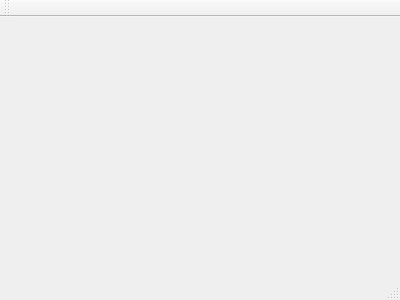
The window that AirMaster/mainwindow.ui (Shantom/CentralAirConditioner-AirMaster) describes before a commit, drawn with Qt 5.
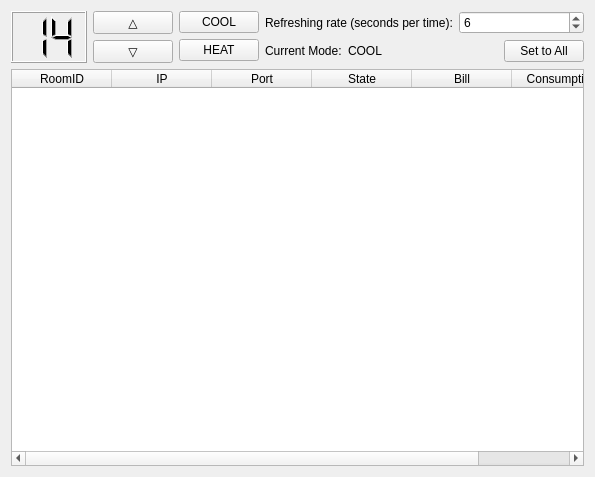
The same window after the commit.

The edit to the form file:
```diff
--- a/AirMaster/mainwindow.ui
+++ b/AirMaster/mainwindow.ui
@@ -1,24 +1,219 @@
 <ui version="4.0">
  <class>MainWindow</class>
- <widget class="QMainWindow" name="MainWindow" >
-  <property name="geometry" >
+ <widget class="QMainWindow" name="MainWindow">
+  <property name="geometry">
    <rect>
     <x>0</x>
     <y>0</y>
-    <width>400</width>
-    <height>300</height>
+    <width>595</width>
+    <height>477</height>
    </rect>
   </property>
   <property name="windowTitle" >
    <string>MainWindow</string>
   </property>
-  <widget class="QMenuBar" name="menuBar" />
-  <widget class="QToolBar" name="mainToolBar" />
-  <widget class="QWidget" name="centralWidget" />
-  <widget class="QStatusBar" name="statusBar" />
+  <widget class="QWidget" name="centralWidget">
+   <layout class="QGridLayout" name="gridLayout">
+    <item row="0" column="0">
+     <layout class="QHBoxLayout" name="horizontalLayout_2">
+      <item>
+       <layout class="QHBoxLayout" name="horizontalLayout">
+        <item>
+         <widget class="QLCDNumber" name="lcdNumber">
+          <property name="sizePolicy">
+           <sizepolicy hsizetype="Fixed" vsizetype="Minimum">
+            <horstretch>0</horstretch>
+            <verstretch>0</verstretch>
+           </sizepolicy>
+          </property>
+          <property name="minimumSize">
+           <size>
+            <width>76</width>
+            <height>0</height>
+           </size>
+          </property>
+          <property name="smallDecimalPoint">
+           <bool>false</bool>
+          </property>
+          <property name="digitCount">
+           <number>2</number>
+          </property>
+          <property name="segmentStyle">
+           <enum>QLCDNumber::Filled</enum>
+          </property>
+          <property name="value" stdset="0">
+           <double>14.000000000000000</double>
+          </property>
+          <property name="intValue" stdset="0">
+           <number>14</number>
+          </property>
+         </widget>
+        </item>
+        <item>
+         <layout class="QVBoxLayout" name="verticalLayout_2">
+          <item>
+           <widget class="QPushButton" name="pushButton_up">
+            <property name="sizePolicy">
+             <sizepolicy hsizetype="Fixed" vsizetype="Fixed">
+              <horstretch>0</horstretch>
+              <verstretch>0</verstretch>
+             </sizepolicy>
+            </property>
+            <property name="baseSize">
+             <size>
+              <width>20</width>
+              <height>0</height>
+             </size>
+            </property>
+            <property name="text">
+             <string>△</string>
+            </property>
+           </widget>
+          </item>
+          <item>
+           <widget class="QPushButton" name="pushButton_down">
+            <property name="sizePolicy">
+             <sizepolicy hsizetype="Fixed" vsizetype="Fixed">
+              <horstretch>1</horstretch>
+              <verstretch>0</verstretch>
+             </sizepolicy>
+            </property>
+            <property name="baseSize">
+             <size>
+              <width>20</width>
+              <height>0</height>
+             </size>
+            </property>
+            <property name="text">
+             <string>▽</string>
+            </property>
+           </widget>
+          </item>
+         </layout>
+        </item>
+       </layout>
+      </item>
+      <item>
+       <layout class="QVBoxLayout" name="verticalLayout">
+        <item>
+         <widget class="QPushButton" name="pushButton_cool">
+          <property name="text">
+           <string>COOL</string>
+          </property>
+         </widget>
+        </item>
+        <item>
+         <widget class="QPushButton" name="pushButton_heat">
+          <property name="text">
+           <string>HEAT</string>
+          </property>
+         </widget>
+        </item>
+       </layout>
+      </item>
+     </layout>
+    </item>
+    <item row="0" column="1">
+     <layout class="QVBoxLayout" name="verticalLayout_3">
+      <item>
+       <layout class="QHBoxLayout" name="horizontalLayout_3">
+        <item>
+         <widget class="QLabel" name="label">
+          <property name="text">
+           <string>Refreshing rate (seconds per time):</string>
+          </property>
+         </widget>
+        </item>
+        <item>
+         <widget class="QSpinBox" name="spinBox_period">
+          <property name="minimum">
+           <number>1</number>
+          </property>
+          <property name="value">
+           <number>6</number>
+          </property>
+         </widget>
+        </item>
+       </layout>
+      </item>
+      <item>
+       <layout class="QHBoxLayout" name="horizontalLayout_4">
+        <item>
+         <widget class="QLabel" name="label_2">
+          <property name="text">
+           <string>Current Mode:</string>
+          </property>
+         </widget>
+        </item>
+        <item>
+         <widget class="QLabel" name="label_mode">
+          <property name="text">
+           <string>COOL</string>
+          </property>
+         </widget>
+        </item>
+        <item>
+         <spacer name="horizontalSpacer">
+          <property name="orientation">
+           <enum>Qt::Horizontal</enum>
+          </property>
+          <property name="sizeHint" stdset="0">
+           <size>
+            <width>40</width>
+            <height>20</height>
+           </size>
+          </property>
+         </spacer>
+        </item>
+        <item>
+         <widget class="QPushButton" name="pushButton_set">
+          <property name="text">
+           <string>Set to All</string>
+          </property>
+         </widget>
+        </item>
+       </layout>
+      </item>
+     </layout>
+    </item>
+    <item row="1" column="0" colspan="2">
+     <widget class="QTableWidget" name="tableWidget">
+      <column>
+       <property name="text">
+        <string>RoomID</string>
+       </property>
+      </column>
+      <column>
+       <property name="text">
+        <string>IP</string>
+       </property>
+      </column>
+      <column>
+       <property name="text">
+        <string>Port</string>
+       </property>
+      </column>
+      <column>
+       <property name="text">
+        <string>State</string>
+       </property>
+      </column>
+      <column>
+       <property name="text">
+        <string>Bill</string>
+       </property>
+      </column>
+      <column>
+       <property name="text">
+        <string>Consumption</string>
+       </property>
+      </column>
+     </widget>
+    </item>
+   </layout>
+  </widget>
  </widget>
- <layoutDefault spacing="6" margin="11" />
- <pixmapfunction></pixmapfunction>
+ <layoutdefault spacing="6" margin="11"/>
  <resources/>
  <connections/>
 </ui>
```
Left out of the diff: 3 changed lines with no effect on the pictures.
